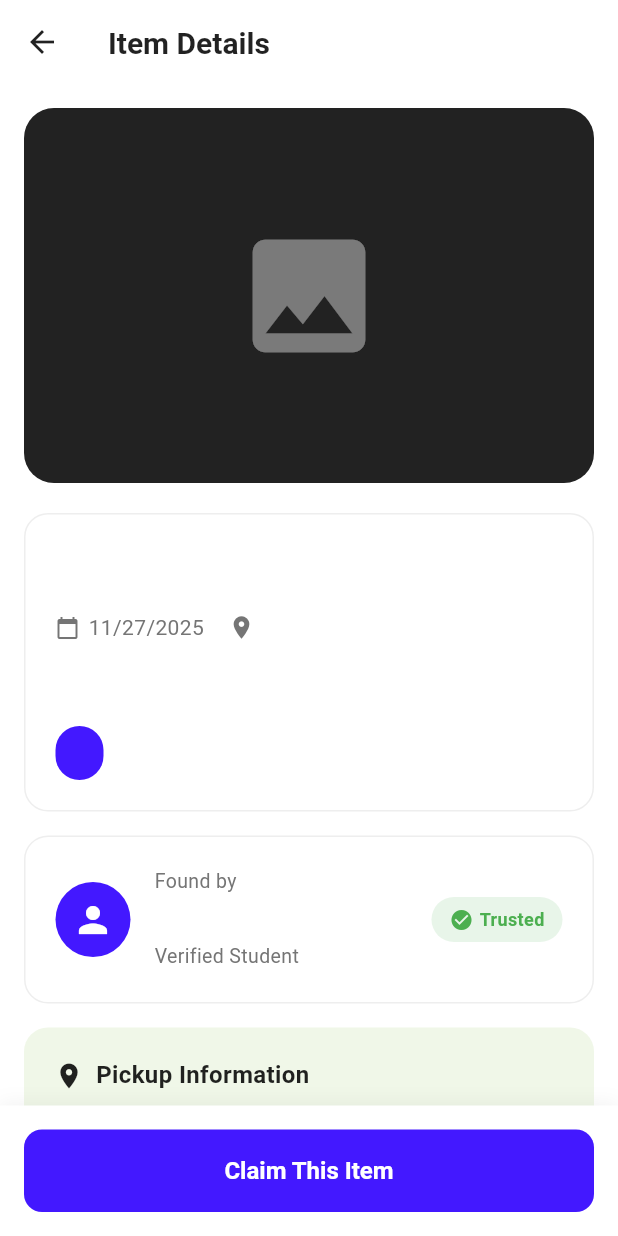
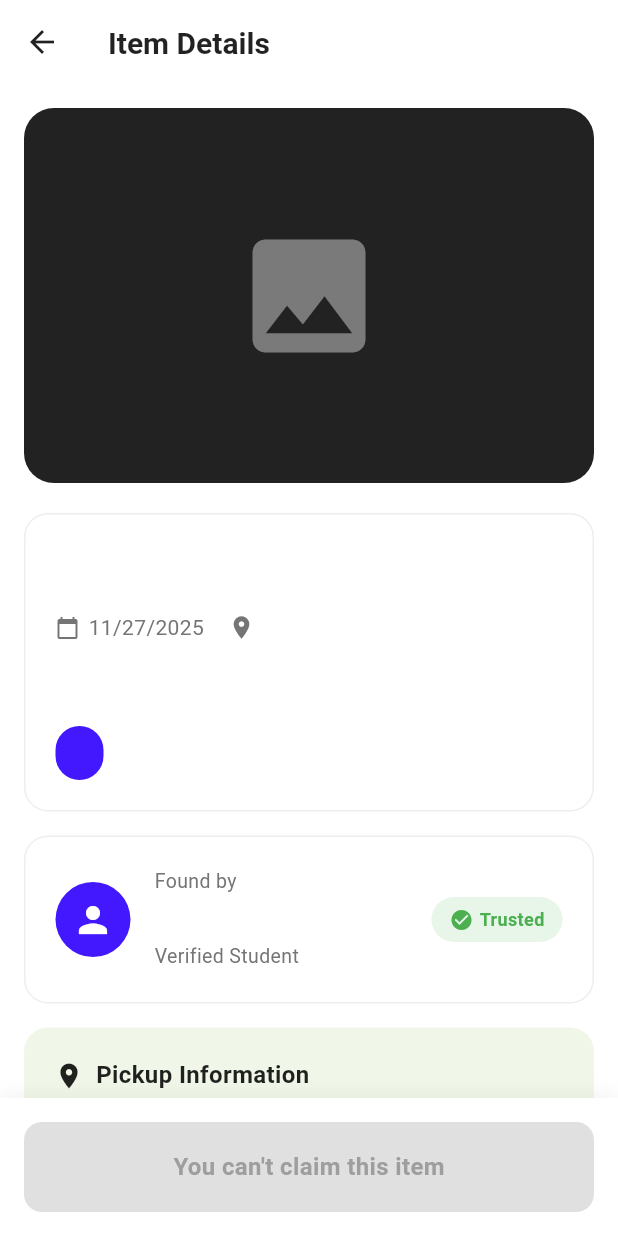
Before and after one commit to meagenotmage/iBalik, a Flutter app: the ItemDetailsPage screen opened directly with empty values, on a phone screen of 412 x 824 dp. Run offline on Flutter 3.47's test engine with Material 3 defaults, Android fonts, the phone set to English and light mode, and no system bars; our stand-ins replace cloud_firestore, firebase_auth, firebase_core, image_picker, permission_handler, shared_preferences and 1 more; missing offline and left inert: cloudinary_public; accounts and stored records are empty; Roboto replaces fonts that are missing (SF Pro Display).

Commit message:
add: validation for claiming item, item founder can't claim item

```diff
--- a/lib/screens/posts/item_details_page.dart
+++ b/lib/screens/posts/item_details_page.dart
@@ -1,5 +1,6 @@
 import 'package:flutter/material.dart';
 import 'package:cloud_firestore/cloud_firestore.dart';
+import 'package:firebase_auth/firebase_auth.dart'; // Add this import
 import '../../utils/page_transitions.dart';
 import '../claims/claim_item_page.dart';
 
@@ -7,6 +8,14 @@ class ItemDetailsPage extends StatelessWidget {
   final Map<String, dynamic> item;
 
   const ItemDetailsPage({super.key, required this.item});
+
+  // Check if current user is the founder of the item
+  bool get _isCurrentUserFounder {
+    final currentUserId = FirebaseAuth.instance.currentUser?.uid;
+    final itemUserId = item['userId'] ?? '';
+
+    return currentUserId == itemUserId;
+  }
 
   @override
   Widget build(BuildContext context) {
@@ -402,7 +411,7 @@ class ItemDetailsPage extends StatelessWidget {
               ),
             ),
           ),
-          // Claim Button at bottom
+          // Claim Button at bottom - Updated with founder validation
           Container(
             padding: const EdgeInsets.all(16),
             decoration: BoxDecoration(
@@ -417,7 +426,26 @@ class ItemDetailsPage extends StatelessWidget {
             ),
             child: SizedBox(
               width: double.infinity,
-              child: ElevatedButton(
+              child: _isCurrentUserFounder
+                  ? Container(
+                      width: double.infinity,
+                      padding: const EdgeInsets.symmetric(vertical: 18),
+                      decoration: BoxDecoration(
+                        color: Colors.grey[300],
+                        borderRadius: BorderRadius.circular(12),
+                      ),
+                      child: const Center(
+                        child: Text(
+                          "You can't claim this item",
+                          style: TextStyle(
+                            fontSize: 16,
+                            fontWeight: FontWeight.w600,
+                            color: Colors.grey,
+                          ),
+                        ),
+                      ),
+                    )
+                  : ElevatedButton(
                       onPressed: () {
                         _showClaimDialog(context);
                       },
--- a/lib/screens/posts/posts_page.dart
+++ b/lib/screens/posts/posts_page.dart
@@ -1,3 +1,4 @@
+import 'package:firebase_auth/firebase_auth.dart';
 import 'package:flutter/material.dart';
 import 'package:cloud_firestore/cloud_firestore.dart';
 import '../../utils/page_transitions.dart';
@@ -143,6 +144,16 @@ class _PostsPageState extends State<PostsPage> {
     } else {
       return 'Just now';
     }
+  }
+
+  // Check if current user is the founder of the item
+  bool _isCurrentUserFounder(Map<String, dynamic> item) {
+    // You'll need to implement this based on your authentication system
+    // For now, using a placeholder - replace with your actual user ID logic
+    final currentUserId = FirebaseAuth.instance.currentUser?.uid; // Replace with actual current user ID
+    final itemUserId = item['userId'] ?? '';
+
+    return currentUserId == itemUserId;
   }
 
   void _showFilterBottomSheet() {
@@ -487,6 +498,9 @@ class _PostsPageState extends State<PostsPage> {
         ? (item['datePosted'] as Timestamp).toDate()
         : DateTime.now();
 
+    // Check if current user is the founder
+    final isFounder = _isCurrentUserFounder(item);
+
     return InkWell(
       onTap: () {
         Navigator.push(
```
Lines whose indentation alone changed are shown as unchanged.
